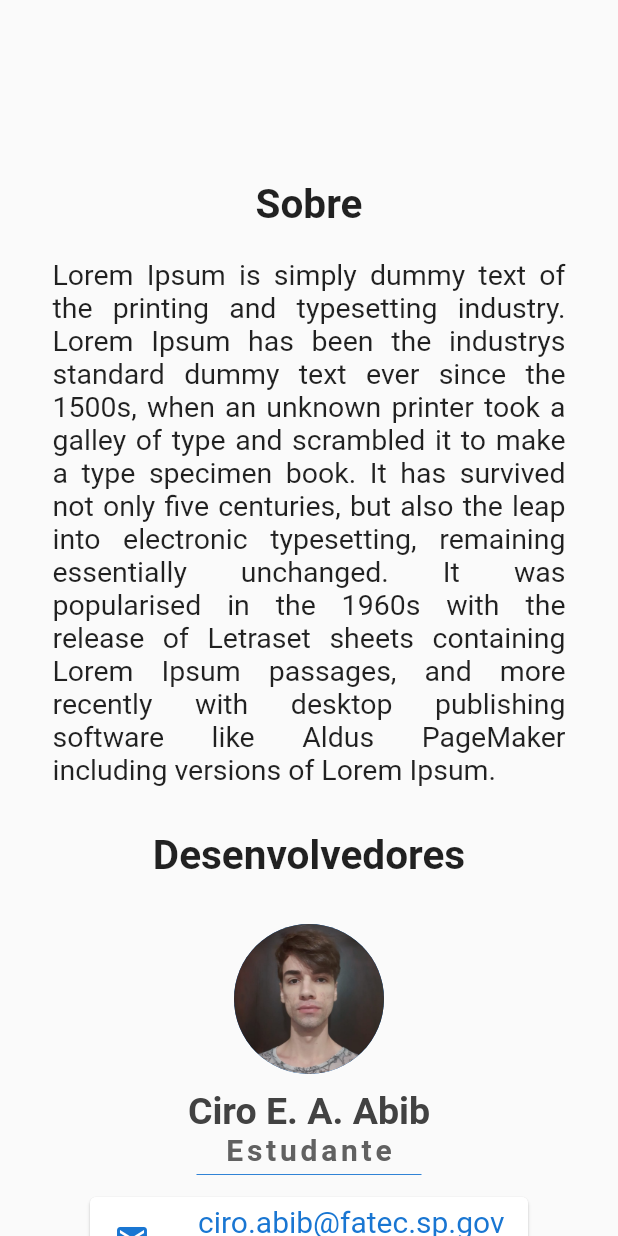
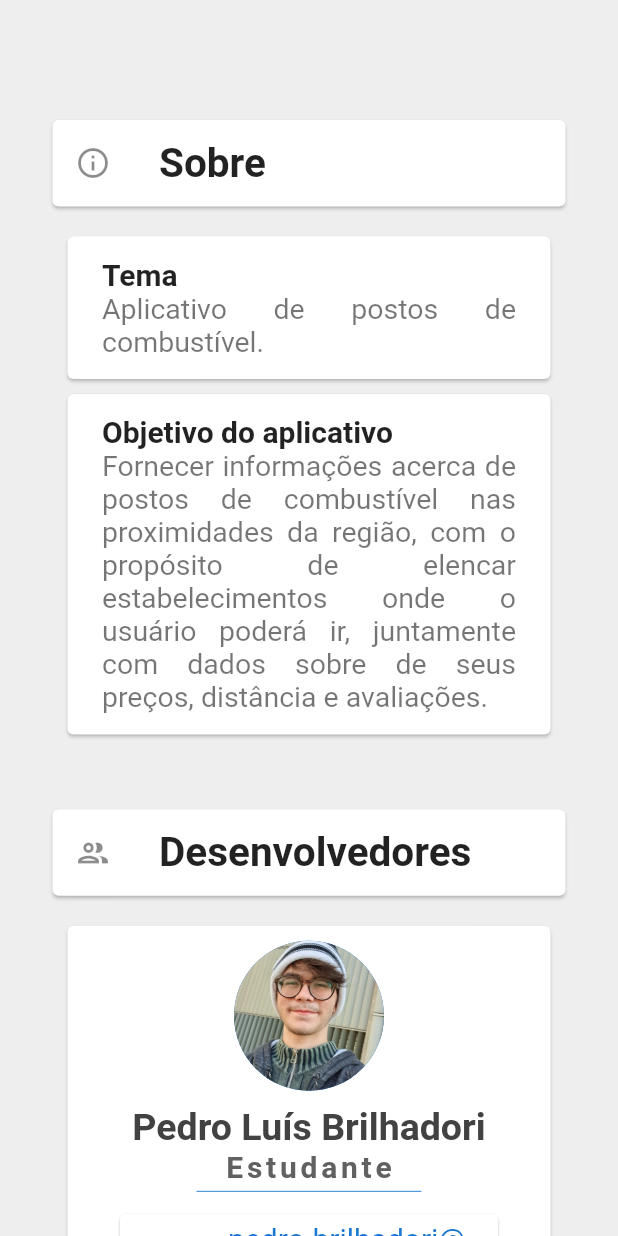
Before and after one commit to PedroLuisBrilhadori/faz-a-boa, a Flutter app: the screen it shows after launch, on a phone screen of 412 x 824 dp. Run offline on Flutter 3.47's test engine with Material 2 defaults, Android fonts, the phone set to English and light mode, and no system bars; our stand-ins replace flutter_modular, flutter_signin_button; Roboto replaces fonts that are missing (Pacifico, Source Sans Pro).

Commit message:
style: rearranjo dos elementos visuais e textuais

```diff
--- a/lib/app/modules/about/about.page.dart
+++ b/lib/app/modules/about/about.page.dart
@@ -11,6 +11,7 @@ class _AboutScreenState extends State<AboutScreen> {
   @override
   Widget build(BuildContext context) {
     return Scaffold(
+        backgroundColor: Colors.grey.shade200,
         body: SingleChildScrollView(
           child: Padding(
             padding: const EdgeInsets.fromLTRB(35.0, 0, 35.0, 0),
@@ -19,36 +20,88 @@ class _AboutScreenState extends State<AboutScreen> {
                 Column(
                   crossAxisAlignment: CrossAxisAlignment.start,
                   children: const [
-                SizedBox(height: 120.0),
-                Text('Sobre',
-                    style: TextStyle(fontSize: 27, fontWeight: FontWeight.w700))
+                    SizedBox(height: 70.0),
+                    Card(
+                        margin: EdgeInsets.symmetric(vertical: 10.0),
+                        child: ListTile(
+                            leading: Icon(Icons.info_outlined),
+                            contentPadding: EdgeInsets.symmetric(
+                                vertical: 0.8, horizontal: 15.0),
+                            title: Text('Sobre',
+                                style: TextStyle(
+                                    fontSize: 27,
+                                    fontWeight: FontWeight.w700))))
                   ],
                 ),
                 Column(
                   mainAxisAlignment: MainAxisAlignment.end,
                   children: const [
-                SizedBox(height: 20.0),
-                Text(
-                  'Lorem Ipsum is simply dummy text of the printing and typesetting industry. Lorem Ipsum has been the industrys standard dummy text ever since the 1500s, when an unknown printer took a galley of type and scrambled it to make a type specimen book. It has survived not only five centuries, but also the leap into electronic typesetting, remaining essentially unchanged. It was popularised in the 1960s with the release of Letraset sheets containing Lorem Ipsum passages, and more recently with desktop publishing software like Aldus PageMaker including versions of Lorem Ipsum.',
+                    SizedBox(height: 10.0),
+                    Card(
+                        margin: EdgeInsets.symmetric(horizontal: 10.0),
+                        child: ListTile(
+                          contentPadding: EdgeInsets.symmetric(
+                              vertical: 10.0, horizontal: 23.0),
+                          title: Text(
+                            'Tema',
+                            style: TextStyle(
+                                fontSize: 20, fontWeight: FontWeight.bold),
+                            textAlign: TextAlign.justify,
+                          ),
+                          subtitle: Text(
+                            'Aplicativo de postos de combustível.',
+                            textAlign: TextAlign.justify,
                             style: TextStyle(fontSize: 19),
+                          ),
+                        )),
+                    Card(
+                        margin: EdgeInsets.symmetric(
+                            horizontal: 10.0, vertical: 10.0),
+                        child: ListTile(
+                          contentPadding: EdgeInsets.symmetric(
+                              vertical: 10.0, horizontal: 23.0),
+                          title: Text(
+                            'Objetivo do aplicativo',
+                            style: TextStyle(
+                                fontSize: 20, fontWeight: FontWeight.bold),
                             textAlign: TextAlign.justify,
-                )
+                          ),
+                          subtitle: Text(
+                            'Fornecer informações acerca de postos de combustível nas proximidades da região, com o propósito de elencar estabelecimentos onde o usuário poderá ir, juntamente com dados sobre de seus preços, distância e avaliações.',
+                            textAlign: TextAlign.justify,
+                            style: TextStyle(fontSize: 19),
+                          ),
+                        )),
                   ],
                 ),
                 Column(
                   crossAxisAlignment: CrossAxisAlignment.start,
                   children: const [
                     SizedBox(height: 30.0),
-                Text('Desenvolvedores',
-                    style: TextStyle(fontSize: 27, fontWeight: FontWeight.w700))
+                    Card(
+                        margin: EdgeInsets.symmetric(vertical: 10.0),
+                        child: ListTile(
+                            contentPadding: EdgeInsets.symmetric(
+                                vertical: 0.8, horizontal: 15.0),
+                            leading: Icon(Icons.group_outlined),
+                            title: Text('Desenvolvedores',
+                                style: TextStyle(
+                                    fontSize: 27,
+                                    fontWeight: FontWeight.w700))))
                   ],
                 ),
-            const SizedBox(height: 30.0),
-            person('Ciro E. A. Abib', 'lib/assets/ciro.jpeg',
+                Card(
+                  margin: const EdgeInsets.symmetric(
+                      vertical: 10.0, horizontal: 10.0),
+                  child: person('Pedro Luís Brilhadori', 'lib/assets/pedro.png',
+                      'pedro.brilhadori@fatec.sp.gov.br'),
+                ),
+                Card(
+                  margin: const EdgeInsets.symmetric(
+                      vertical: 4.0, horizontal: 10.0),
+                  child: person('Ciro E. A. Abib', 'lib/assets/ciro.jpeg',
                       'ciro.abib@fatec.sp.gov.br'),
-            const SizedBox(height: 30.0),
-            person('Pedro Luís Brilhadori', 'lib/assets/pedro.png',
-                'pedro.brilhadori@fatec.sp.gov.br'),
+                ),
                 Column(
                   crossAxisAlignment: CrossAxisAlignment.center,
                   children: const [
@@ -72,7 +125,9 @@ class _AboutScreenState extends State<AboutScreen> {
 }
 
 Widget person(String name, image, email) {
-  return Column(
+  return Padding(
+      padding: const EdgeInsets.symmetric(horizontal: 10.0, vertical: 10.0),
+      child: Column(
         children: [
           CircleAvatar(
             radius: 50.0,
@@ -105,7 +160,8 @@ Widget person(String name, image, email) {
             ),
           ),
           Card(
-        margin: const EdgeInsets.symmetric(vertical: 10.0, horizontal: 25.0),
+            margin:
+                const EdgeInsets.symmetric(vertical: 10.0, horizontal: 25.0),
             child: ListTile(
               leading: const Icon(
                 Icons.email,
@@ -121,5 +177,5 @@ Widget person(String name, image, email) {
             ),
           ),
         ],
-  );
+      ));
 }
```
Lines whose indentation alone changed are shown as unchanged.
